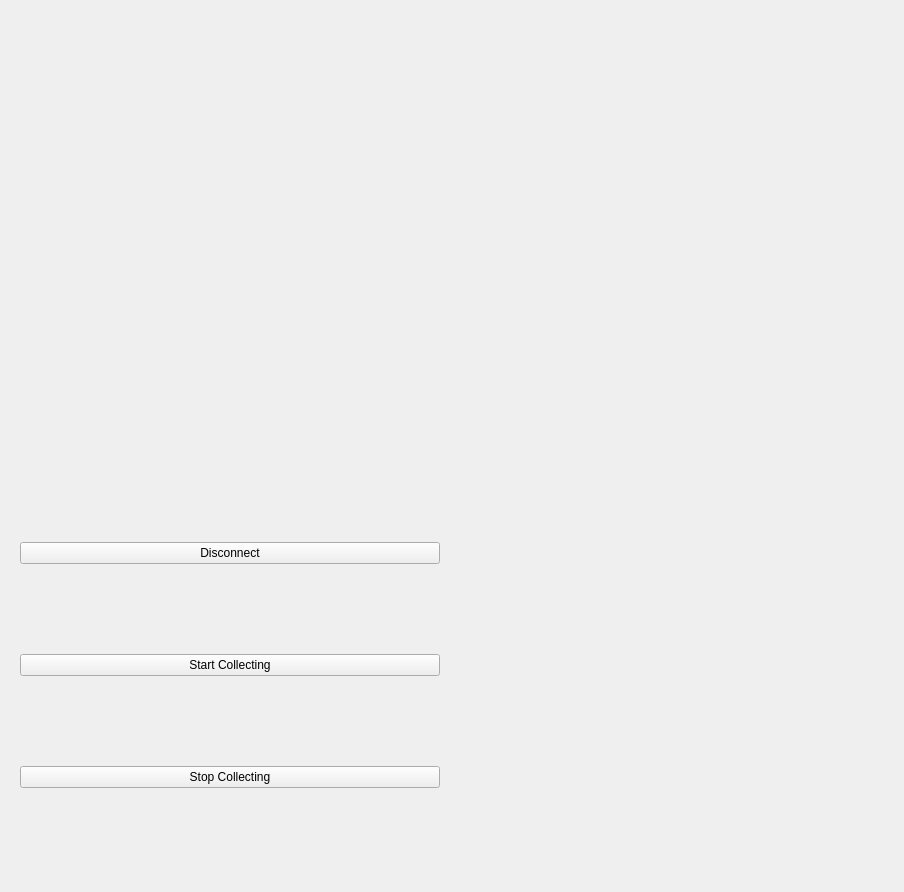
First picture: the form in frontend/SmartDotTestPage.ui, repository YCP-Rev-Metrix/BallSpinner-Controller-v2, before the edit.
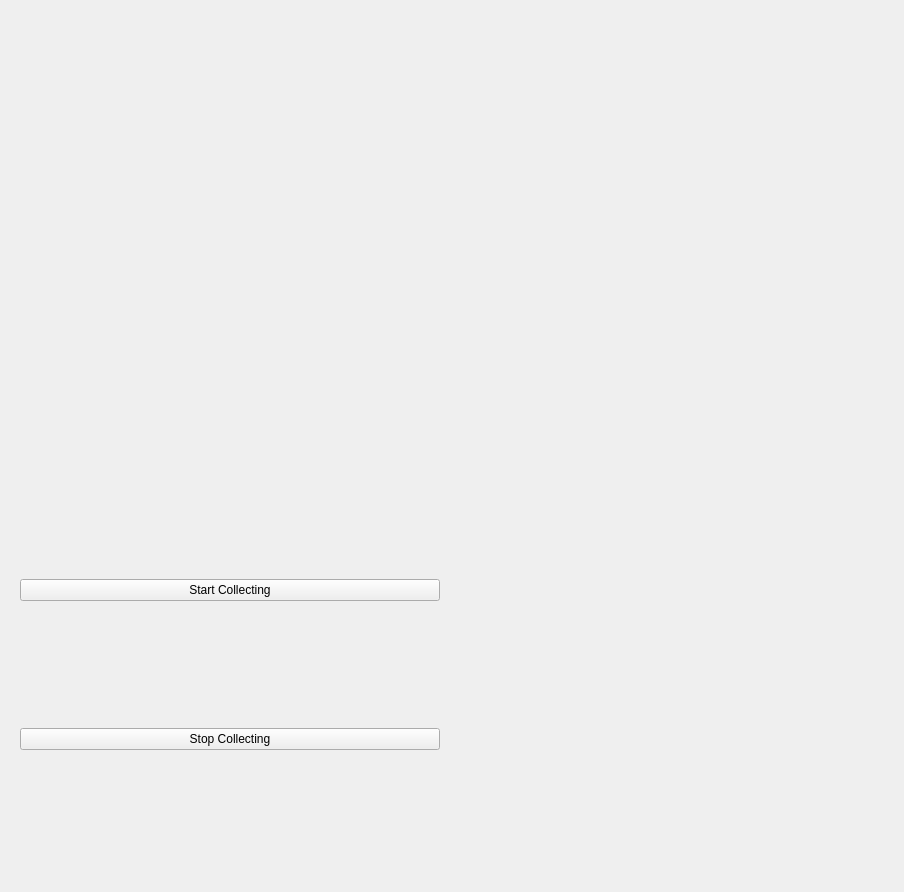
Second picture: the form after the edit. Custom widgets are drawn as their Qt base class.

Commit message: removed vestigial button

Patch:
```diff
--- a/frontend/SmartDotTestPage.ui
+++ b/frontend/SmartDotTestPage.ui
@@ -17,13 +17,6 @@
    <item row="1" column="0">
     <widget class="QWidget" name="widget" native="true">
      <layout class="QVBoxLayout" name="verticalLayout">
-      <item>
-       <widget class="QPushButton" name="btnDisconnect">
-        <property name="text">
-         <string>Disconnect</string>
-        </property>
-       </widget>
-      </item>
       <item>
        <widget class="QPushButton" name="btnStart">
         <property name="text">
```
Lines whose indentation alone changed are shown as unchanged. The commit also changes 1 other file.
